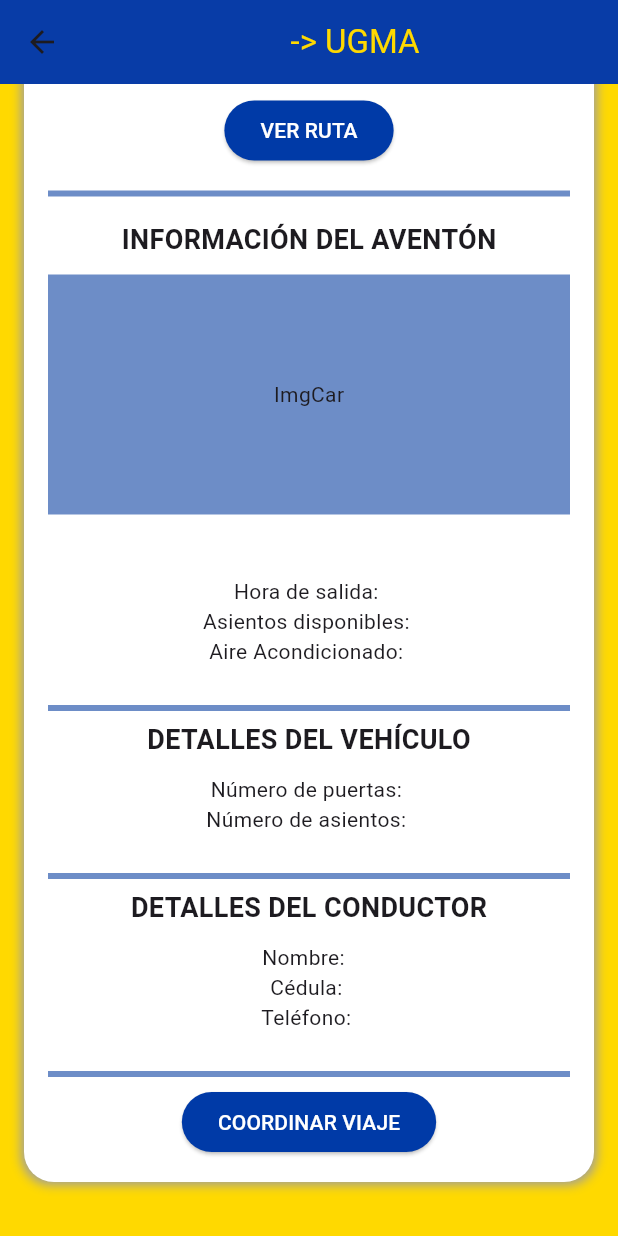
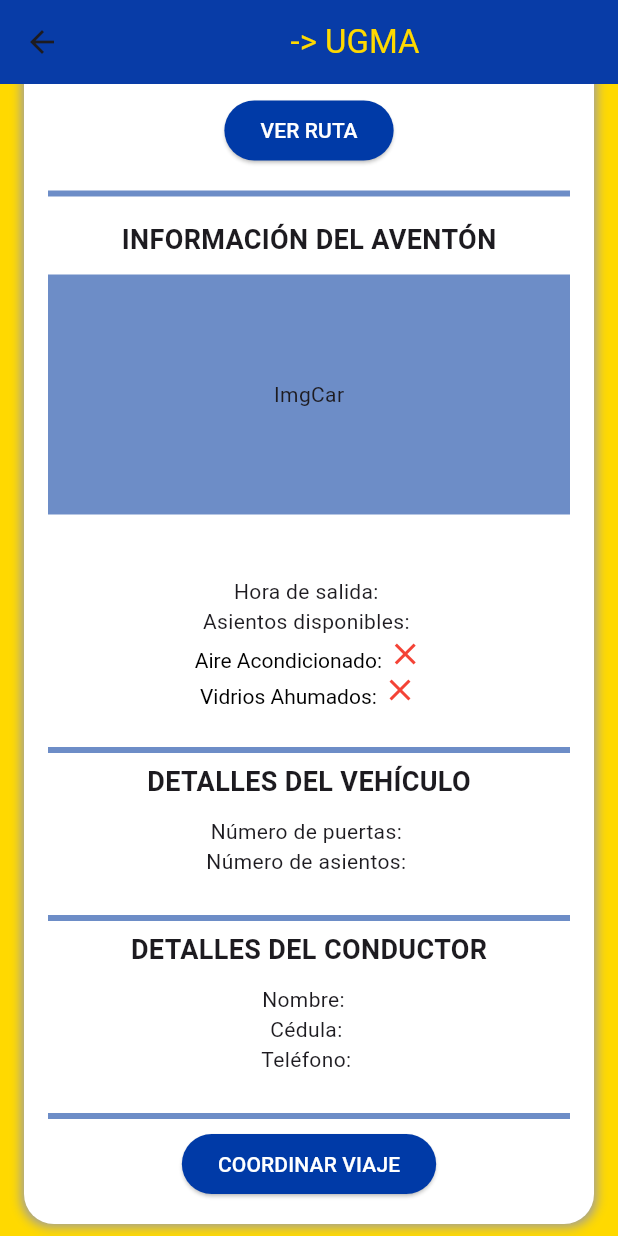
Before and after one commit to JoseL2119/ugmaventon-, a Flutter app: the InfoTravel screen opened by its route, scrolled down 285 dp, on a phone screen of 412 x 824 dp. Run offline on Flutter 3.47's test engine with Material 3 defaults, Android fonts, the phone set to English and light mode, and no system bars; our stand-ins replace cloud_firestore, firebase_auth, firebase_core, flutter_hooks, image_picker; missing offline and left inert: flutter_osm_plugin, pointer_interceptor; accounts and stored records are empty.

Commit message:
ya hay mapa en info travel + Vidrios ahumados y aire acondicionado.

```diff
--- a/lib/pages/info_travel.dart
+++ b/lib/pages/info_travel.dart
@@ -1,6 +1,7 @@
 import 'package:flutter/material.dart';
 import 'package:cloud_firestore/cloud_firestore.dart';
 import 'my_globals.dart'; // Aquí se guarda geos y CorreoSelecion:D
+import 'package:ugmaventon/pages/mapatest.dart'; // Tu archivo con el mapa
 
 class InfoTravel extends StatefulWidget {
   const InfoTravel({Key? key}) : super(key: key);
@@ -13,7 +14,7 @@ class _InfoTravelPageState extends State<InfoTravel> {
   final FirebaseFirestore _firestore = FirebaseFirestore.instance;
 
   // Función para obtener los datos del conductor
-  Future<Map<String, dynamic>> _getDriverData(String email) async {
+  Future _getDriverData(String email) async {
     try {
       final querySnapshot = await _firestore
           .collection('drivers')
@@ -38,7 +39,7 @@ class _InfoTravelPageState extends State<InfoTravel> {
   Widget build(BuildContext context) {
     final String userEmail = CorreoConductorRuta; // Usa el correo del conductor
 
-    return FutureBuilder<Map<String, dynamic>>(
+    return FutureBuilder(
       future: _getDriverData(userEmail),
       builder: (context, snapshot) {
         if (snapshot.connectionState == ConnectionState.waiting) {
@@ -48,12 +49,12 @@ class _InfoTravelPageState extends State<InfoTravel> {
           print("Error en el snapshot: ${snapshot.error}");
           return Center(child: Text('Error: ${snapshot.error}'));
         }
-        if (!snapshot.hasData || snapshot.data!.isEmpty) {
+        if (!snapshot.hasData || snapshot.data.isEmpty) {
           print("No se encontraron datos para $userEmail");
           return Center(child: Text('No se encontraron datos'));
         }
 
-        final data = snapshot.data!;
+        final data = snapshot.data;
         print("Mostrando datos: $data");
 
         return Scaffold(
@@ -91,7 +92,7 @@ class _InfoTravelPageState extends State<InfoTravel> {
                       Container(
                         height: 240,
                         color: Colors.grey[300],
-                        child: Center(child: Text("Colocar el mapa acá")),
+                        child: Center(child: MainMapaTest()),
                       ),
                       const SizedBox(height: 20),
                       ElevatedButton(
@@ -134,7 +135,36 @@ class _InfoTravelPageState extends State<InfoTravel> {
                       Text("Hora de salida: ${data['Hora_Salida'] ?? 'N/A'}"),
                       Text(
                           "Asientos disponibles: ${data['N_Asientos'] ?? 'N/A'}"),
-                      Text("Aire Acondicionado: ${data['Aire'] ?? 'N/A'}"),
+                      RichText(
+                        text: TextSpan(
+                          children: [
+                            TextSpan(
+                              text: "Aire Acondicionado: ",
+                              style: TextStyle(color: Colors.black),
+                            ),
+                            WidgetSpan(
+                              child: data['Aire'] == true
+                                  ? Icon(Icons.check, color: Colors.green)
+                                  : Icon(Icons.close, color: Colors.red),
+                            ),
+                          ],
+                        ),
+                      ),
+                      RichText(
+                        text: TextSpan(
+                          children: [
+                            TextSpan(
+                              text: "Vidrios Ahumados: ",
+                              style: TextStyle(color: Colors.black),
+                            ),
+                            WidgetSpan(
+                              child: data['Vidrio_Ahumado'] == true
+                                  ? Icon(Icons.check, color: Colors.green)
+                                  : Icon(Icons.close, color: Colors.red),
+                            ),
+                          ],
+                        ),
+                      ),
                       const SizedBox(height: 20),
                       Divider(
                         color: const Color(0xFF6D8DC7),
```
Also changed, not shown: lib/BD_MRD.dart (+8 -11 lines).
